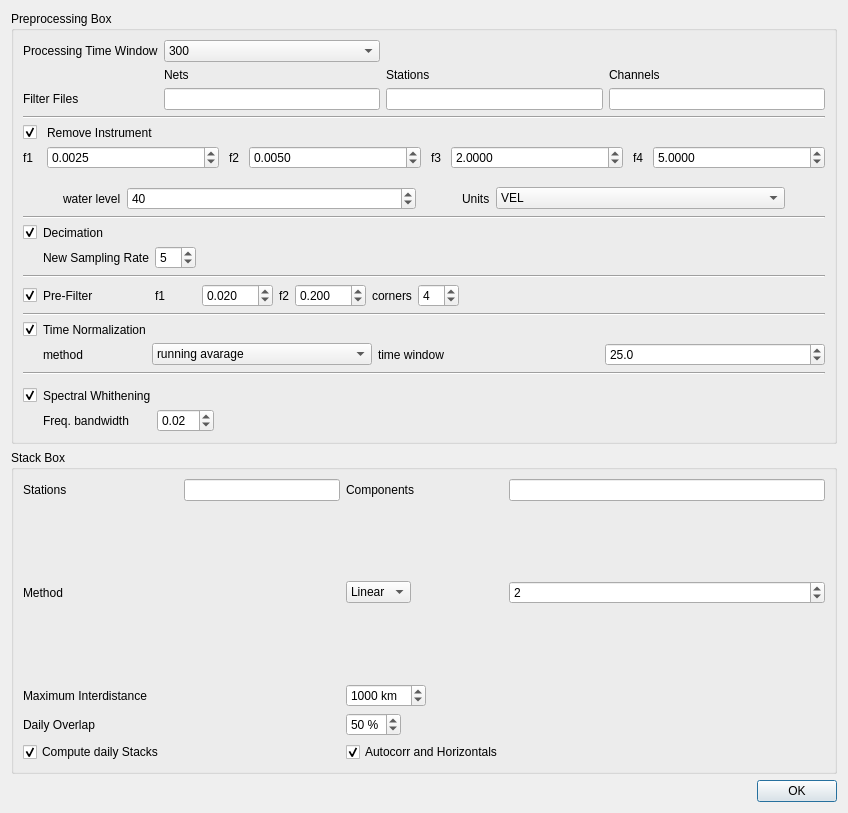
Before: the Qt Designer form isp/resources/designer_uis/SettingsDialogNoise.ui in ProjectISP/ISP, drawn with Qt 5.
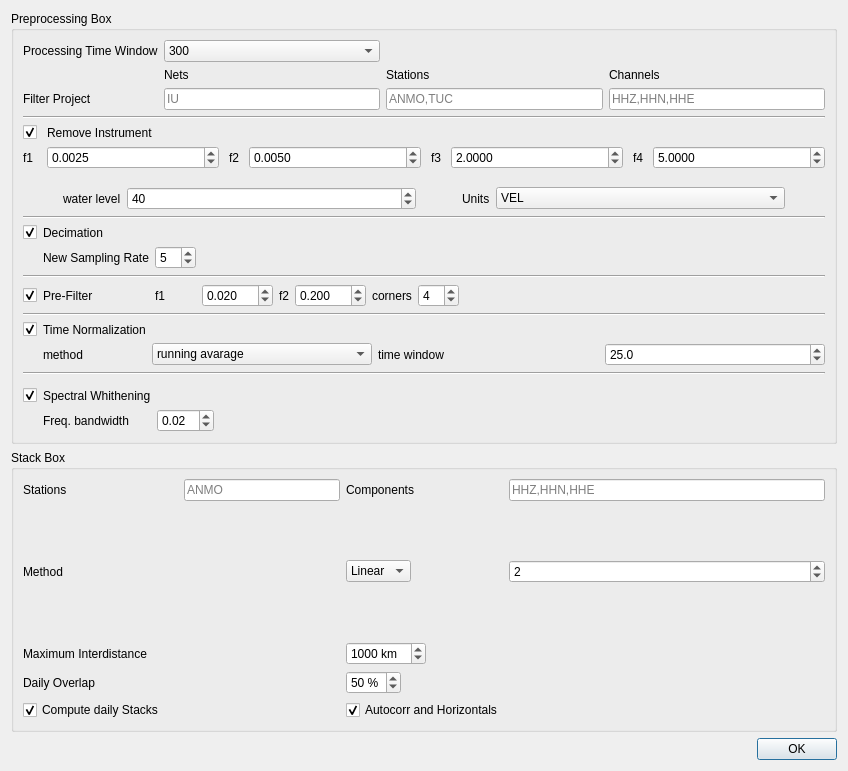
After: the same form once the commit is applied.

The edit to the form file:
```diff
--- a/isp/resources/designer_uis/SettingsDialogNoise.ui
+++ b/isp/resources/designer_uis/SettingsDialogNoise.ui
@@ -7,7 +7,7 @@
     <x>0</x>
     <y>0</y>
     <width>848</width>
-    <height>813</height>
+    <height>771</height>
    </rect>
   </property>
   <property name="windowTitle">
@@ -49,6 +49,9 @@
           <property name="text">
            <string/>
           </property>
+          <property name="placeholderText">
+           <string>IU</string>
+          </property>
          </widget>
         </item>
         <item row="2" column="2">
@@ -56,6 +59,9 @@
           <property name="text">
            <string/>
           </property>
+          <property name="placeholderText">
+           <string>ANMO,TUC</string>
+          </property>
          </widget>
         </item>
         <item row="2" column="0">
@@ -67,7 +73,7 @@
            </sizepolicy>
           </property>
           <property name="text">
-           <string>Filter Files</string>
+           <string>Filter Project</string>
           </property>
          </widget>
         </item>
@@ -76,6 +82,9 @@
           <property name="text">
            <string/>
           </property>
+          <property name="placeholderText">
+           <string>HHZ,HHN,HHE</string>
+          </property>
          </widget>
         </item>
         <item row="1" column="3">
@@ -744,6 +753,9 @@
             <verstretch>0</verstretch>
            </sizepolicy>
           </property>
+          <property name="placeholderText">
+           <string>ANMO</string>
+          </property>
          </widget>
         </item>
         <item row="0" column="3" colspan="2">
@@ -757,6 +769,9 @@
           <property name="text">
            <string/>
           </property>
+          <property name="placeholderText">
+           <string>HHZ,HHN,HHE</string>
+          </property>
          </widget>
         </item>
         <item row="6" column="2">
```
Left out of the diff: 3 changed lines with no effect on the pictures.
